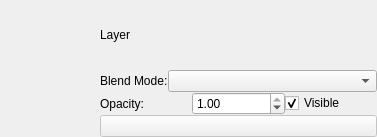
This is designer/LayerWidgetUi.ui in skitzycat/beedraw as Qt 5 draws it before an edit. The edited form follows.
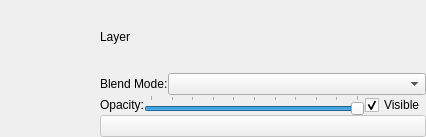
This is the edited form.

Commit message: fixed layer opacity for new layer system, made layer preview show opacity, changed layer opacity control to be a slider

The edit to the form file:
```diff
--- a/designer/LayerWidgetUi.ui
+++ b/designer/LayerWidgetUi.ui
@@ -5,7 +5,7 @@
    <rect>
     <x>0</x>
     <y>0</y>
-    <width>377</width>
+    <width>426</width>
     <height>137</height>
    </rect>
   </property>
@@ -157,24 +157,18 @@
            </widget>
           </item>
           <item>
-           <widget class="QDoubleSpinBox" name="opacity_box" >
-            <property name="sizePolicy" >
-             <sizepolicy vsizetype="Fixed" hsizetype="Minimum" >
-              <horstretch>0</horstretch>
-              <verstretch>0</verstretch>
-             </sizepolicy>
-            </property>
-            <property name="minimum" >
-             <double>0.010000000000000</double>
-            </property>
+           <widget class="QSlider" name="opacity_slider" >
             <property name="maximum" >
-             <double>1.000000000000000</double>
-            </property>
-            <property name="singleStep" >
-             <double>0.010000000000000</double>
+             <number>100</number>
             </property>
             <property name="value" >
-             <double>1.000000000000000</double>
+             <number>100</number>
+            </property>
+            <property name="orientation" >
+             <enum>Qt::Horizontal</enum>
+            </property>
+            <property name="tickPosition" >
+             <enum>QSlider::TicksAbove</enum>
             </property>
            </widget>
           </item>
```
Left out of the diff: 22 changed lines with no effect on the pictures. The commit also changes 5 other files.
